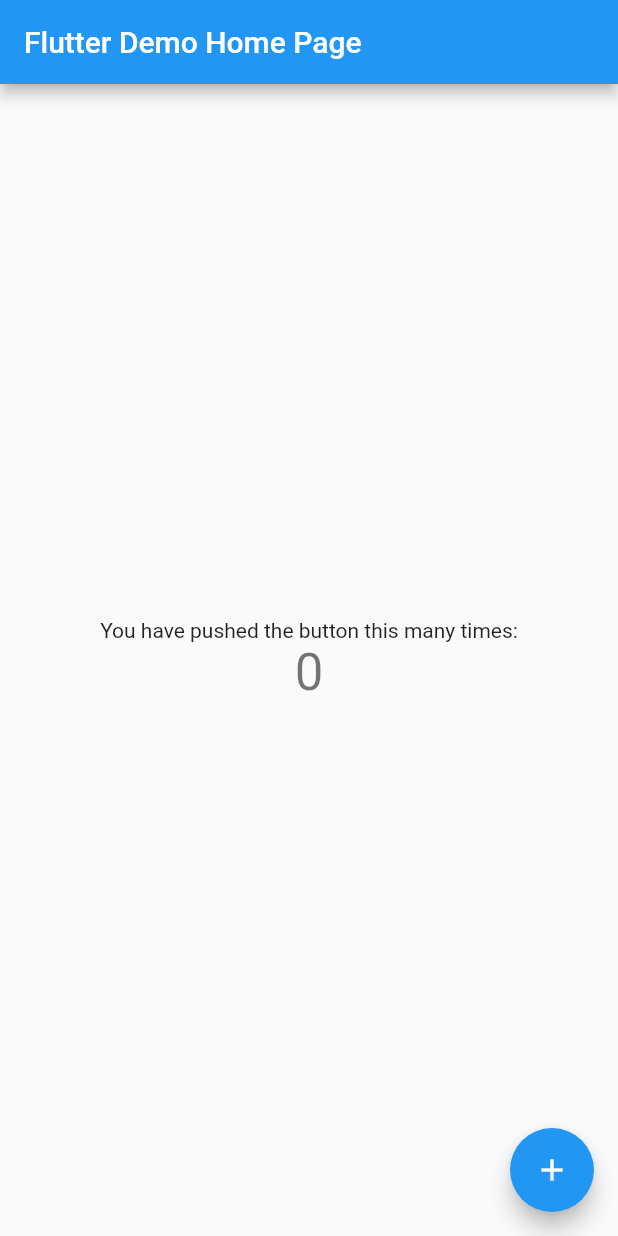
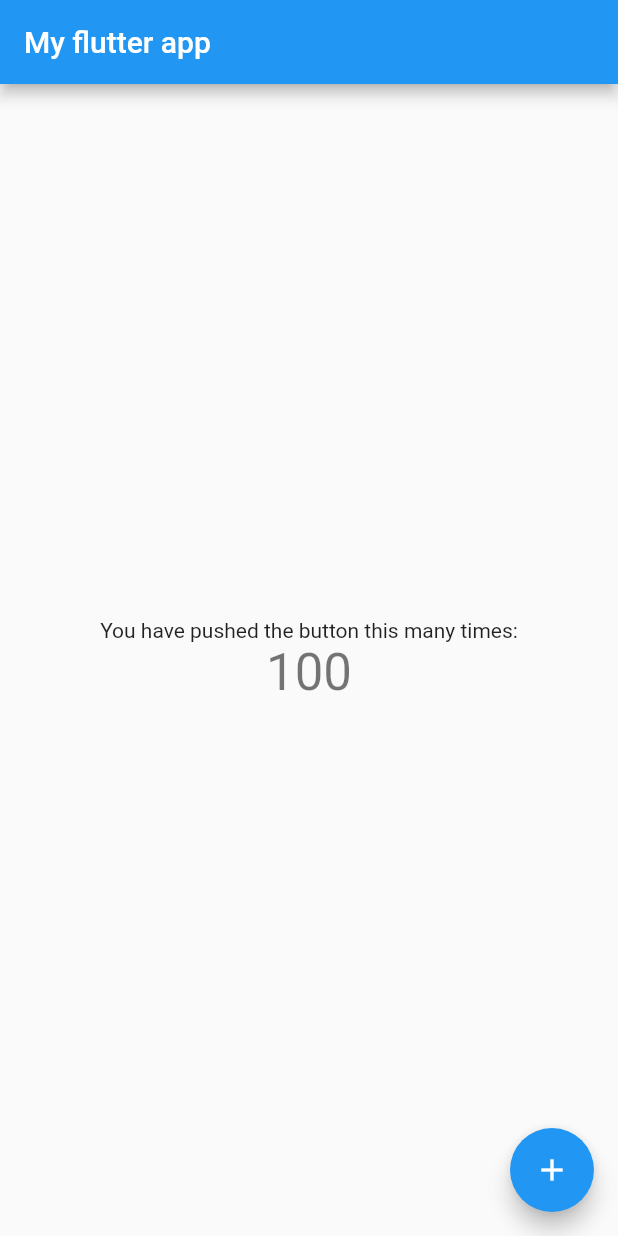
Before and after one commit to LiiNen/flutter_basic, a Flutter app: the screen it shows after launch, on a phone screen of 412 x 824 dp. Run offline on Flutter 3.47's test engine with Material 2 defaults, Android fonts, the phone set to English and light mode, and no system bars.

```diff
--- a/lib/main.dart
+++ b/lib/main.dart
@@ -24,7 +24,7 @@ class MyApp extends StatelessWidget {
         // is not restarted.
         primarySwatch: Colors.blue,
       ),
-      home: const MyHomePage(title: 'Flutter Demo Home Page'),
+      home: const MyHomePage(title: 'My flutter app'),
     );
   }
 }
@@ -48,7 +48,7 @@ class MyHomePage extends StatefulWidget {
 }
 
 class _MyHomePageState extends State<MyHomePage> {
-  int _counter = 0;
+  int _counter = 100;
 
   void _incrementCounter() {
     setState(() {
```
Also changed, not shown: 1 other file.
